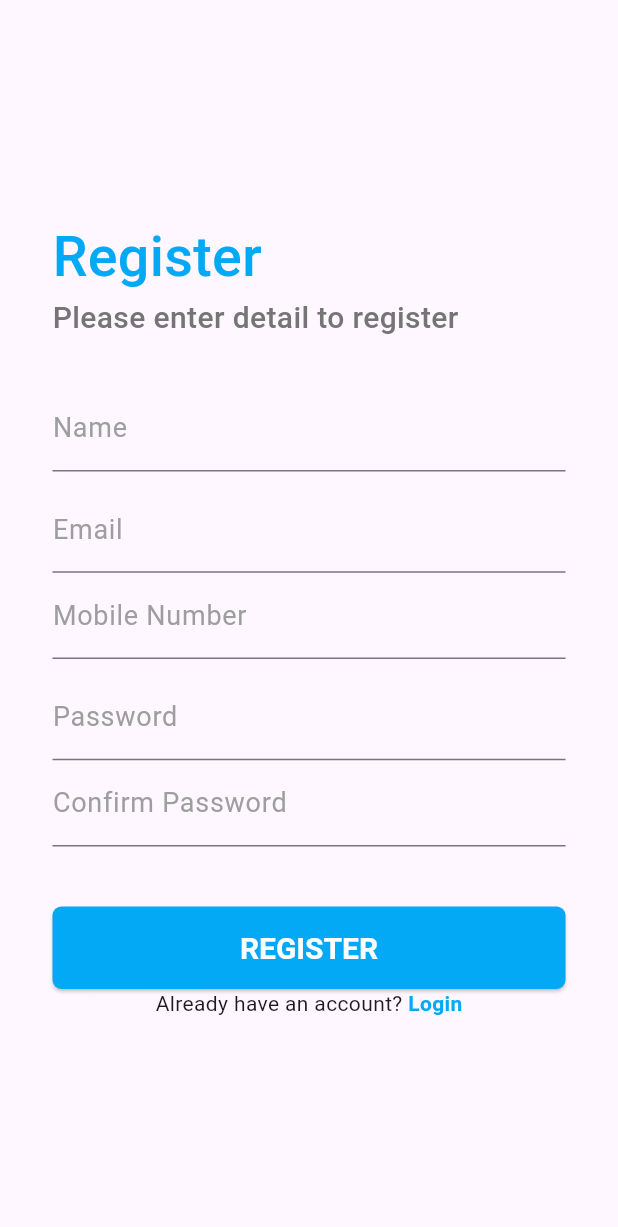
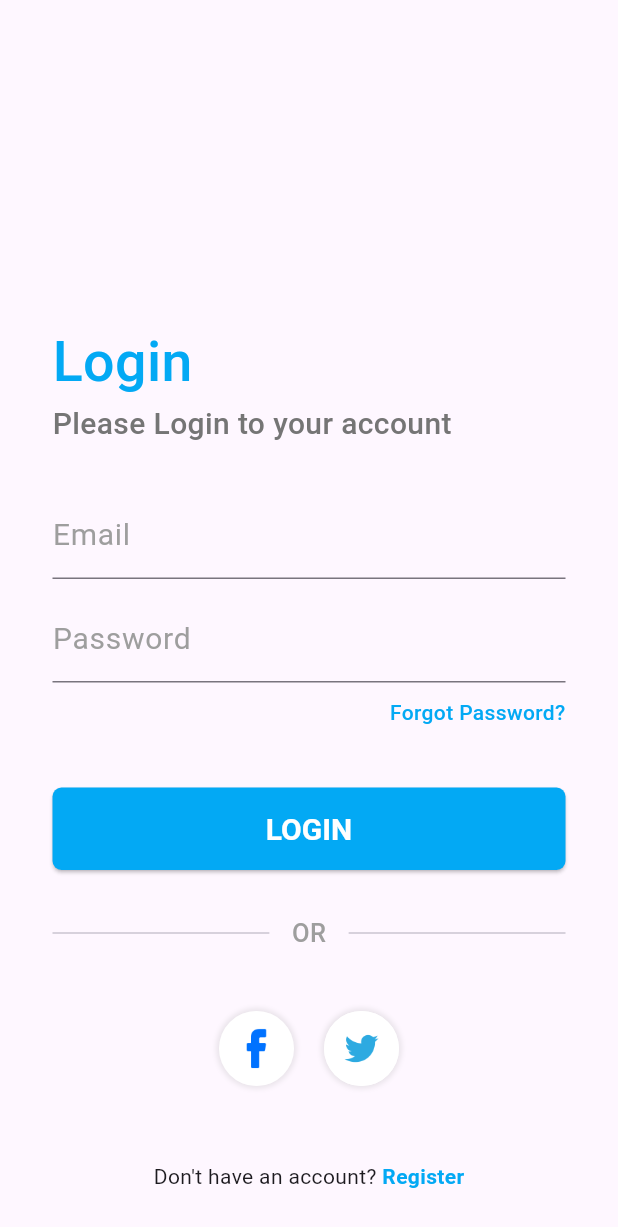
Before and after one commit to awaismubbashar/registration_app, a Flutter app: the screen it shows after launch, on a phone screen of 412 x 824 dp. Shown: the top 1227 px of the screen. Run offline on Flutter 3.47's test engine with Material 3 defaults, Android fonts, the phone set to English and light mode, and no system bars.

Commit message:
Completer ui of Registration.

```diff
--- a/lib/main.dart
+++ b/lib/main.dart
@@ -5,7 +5,8 @@ import 'package:registration_app/registration/register.dart';
 void main() {
   runApp(MaterialApp(
     routes: {
-      '/': (context) => const Register(),
+      '/': (context) => const Login(),
+      '/register': (context) => const Register(),
     },
   ));
 }
--- a/lib/registration/login.dart
+++ b/lib/registration/login.dart
@@ -171,23 +171,28 @@ class _LoginState extends State<Login> {
                   ),
                 ],
               ),
-              const Column(
+              Column(
                 mainAxisAlignment: MainAxisAlignment.end,
                 children: [
                   Padding(
-                    padding: EdgeInsets.fromLTRB(0, 0, 0, 30),
+                    padding: const EdgeInsets.fromLTRB(0, 0, 0, 30),
                     child: Row(
                       mainAxisAlignment: MainAxisAlignment.center,
                       children: [
-                        Text(
+                        const Text(
                           'Don\'t have an account? ',
                           style: TextStyle(fontWeight: FontWeight.w400),
                         ),
-                        Text(
-                          'Register',
-                          style: TextStyle(
-                              color: Colors.lightBlue,
-                              fontWeight: FontWeight.w700),
+                        GestureDetector(
+                          onTap: () {
+                            Navigator.pushNamed(context, "/register");
+                          },
+                          child: const Text(
+                            'Register',
+                            style: TextStyle(
+                                color: Colors.lightBlue,
+                                fontWeight: FontWeight.w700),
+                          ),
                         ),
                       ],
                     ),
--- a/lib/registration/register.dart
+++ b/lib/registration/register.dart
@@ -18,7 +18,7 @@ class _RegisterState extends State<Register> {
             mainAxisAlignment: MainAxisAlignment.center,
             children: [
               Column(
-                mainAxisAlignment: MainAxisAlignment.start,
+                mainAxisAlignment: MainAxisAlignment.center,
                 crossAxisAlignment: CrossAxisAlignment.start,
                 children: [
                   const Text(
@@ -123,26 +123,28 @@ class _RegisterState extends State<Register> {
                   )
                 ],
               ),
-              const Column(
-                crossAxisAlignment: CrossAxisAlignment.end,
-                mainAxisAlignment: MainAxisAlignment.end,
-                children: [
-                  Row(
+              Container(
+                margin: const EdgeInsets.only(top: 20.0),
+                child: Row(
                   mainAxisAlignment: MainAxisAlignment.center,
                   children: [
-                      Text(
+                    const Text(
                       'Already have an account? ',
                       style: TextStyle(fontWeight: FontWeight.w400),
                     ),
-                      Text(
+                    GestureDetector(
+                      onTap: () {
+                        Navigator.pop(context, "/");
+                      },
+                      child: const Text(
                         'Login',
                         style: TextStyle(
                             color: Colors.lightBlue,
                             fontWeight: FontWeight.w700),
                       ),
+                    ),
                   ],
                 ),
-                ],
               ),
             ],
           ),
```
Lines whose indentation alone changed are shown as unchanged.
